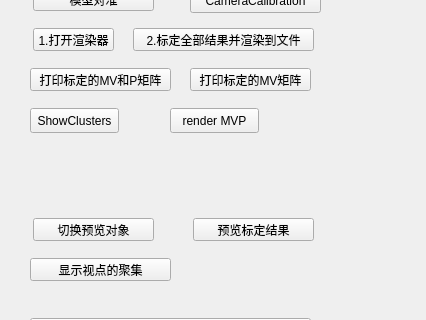
Qt form hellogl2/mainentrywindow.ui (h005/myViewpoint) before a commit; both pictures show x 0 to 426 and y 262 to 582 of the 426 by 668 pixel window.
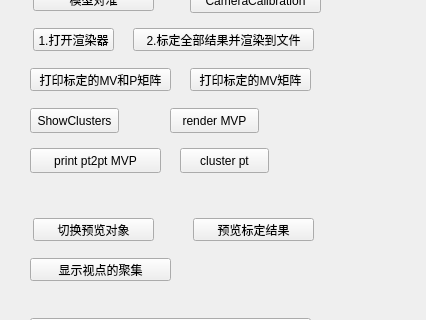
The same form after that commit.

What changed in the file:
```diff
--- a/hellogl2/mainentrywindow.ui
+++ b/hellogl2/mainentrywindow.ui
@@ -287,6 +287,32 @@
      <string>render MVP</string>
     </property>
    </widget>
+   <widget class="QPushButton" name="printPtMVP">
+    <property name="geometry">
+     <rect>
+      <x>30</x>
+      <y>410</y>
+      <width>131</width>
+      <height>25</height>
+     </rect>
+    </property>
+    <property name="text">
+     <string>print pt2pt MVP</string>
+    </property>
+   </widget>
+   <widget class="QPushButton" name="pushButton_4">
+    <property name="geometry">
+     <rect>
+      <x>180</x>
+      <y>410</y>
+      <width>89</width>
+      <height>25</height>
+     </rect>
+    </property>
+    <property name="text">
+     <string>cluster pt</string>
+    </property>
+   </widget>
    <zorder>showClusterBtn</zorder>
    <zorder>cameraCalibration</zorder>
    <zorder>pushButton</zorder>
```
Left out of the diff: 2 changed lines with no effect on the pictures.
